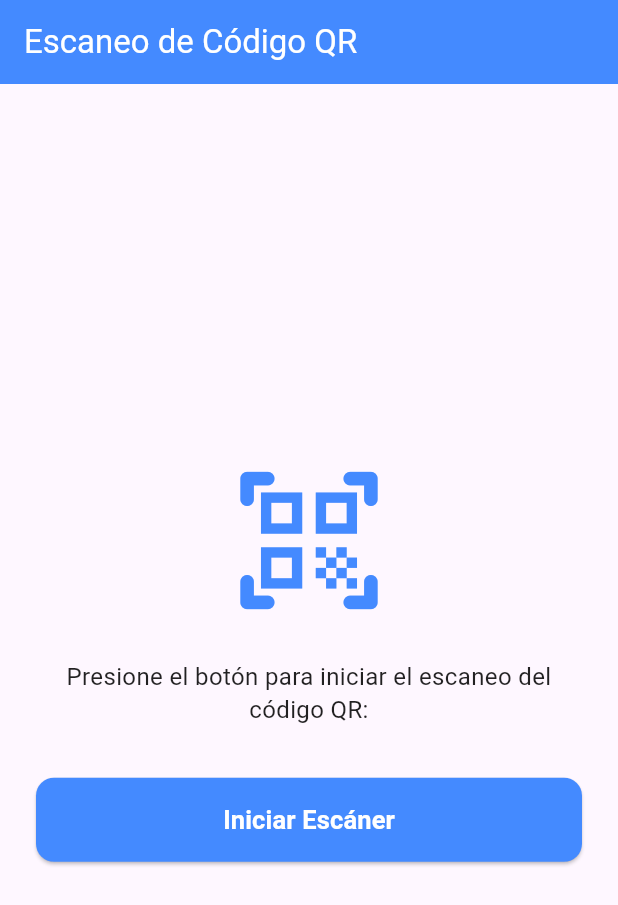
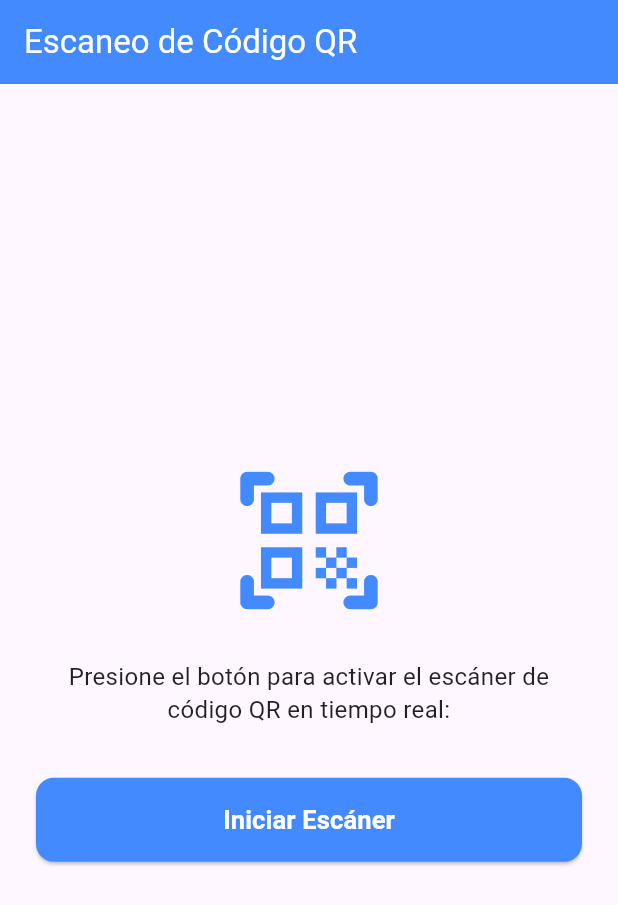
Before and after one commit to IDEATEC1106/appClinicaFamilia, a Flutter app: the screen it shows after launch, on a phone screen of 412 x 824 dp. Shown: the top 905 px of the screen. Run offline on Flutter 3.47's test engine with Material 3 defaults, Android fonts, the phone set to English and light mode, and no system bars; our stand-ins replace permission_handler; missing offline and left inert: mobile_scanner.

Commit message:
Refactor QR scanner to use mobile_scanner package

```diff
--- a/lib/screens/qr_scanner_screen.dart
+++ b/lib/screens/qr_scanner_screen.dart
@@ -1,6 +1,5 @@
 import 'package:flutter/material.dart';
-import 'package:google_mlkit_barcode_scanning/google_mlkit_barcode_scanning.dart';
-import 'package:image_picker/image_picker.dart';
+import 'package:mobile_scanner/mobile_scanner.dart';
 import 'package:permission_handler/permission_handler.dart';
 import '../services/api_service.dart';
 import 'home_screen.dart';
@@ -13,65 +12,62 @@
 }
 
 class _QrScannerScreenState extends State<QrScannerScreen> {
-  final ImagePicker _picker = ImagePicker();
+  late final MobileScannerController _controller;
   bool _isProcessing = false;
+  bool _isCameraActive = false;
 
-  Future<void> _abrirCamaraYEscanear() async {
+  @override
+  void initState() {
+    super.initState();
+    _controller = MobileScannerController(
+      detectionSpeed: DetectionSpeed.noDuplicates,
+      facing: CameraFacing.back,
+      torchEnabled: false,
+      autoStart: false,
+    );
+  }
+
+  Future<void> _activarCamara() async {
     final status = await Permission.camera.request();
     if (!status.isGranted) {
       if (!mounted) return;
-      _mostrarErrorDialog("Se requiere conceder el permiso de la cámara para continuar.");
+      _mostrarError("Se requiere conceder el permiso de la cámara para continuar.");
       return;
     }
 
+    setState(() {
+      _isCameraActive = true;
+    });
+
     try {
-      // Abre el componente nativo optimizado del sistema para captura rápida
-      final XFile? photo = await _picker.pickImage(
-        source: ImageSource.camera,
-        imageQuality: 100,
-      );
+      await _controller.start();
+    } catch (e) {
+      debugPrint("Error al iniciar la cámara: $e");
+    }
+  }
 
-      if (photo == null) {
-        return; // Si el usuario cancela, se mantiene en la pantalla del botón
+  @override
+  void dispose() {
+    _controller.dispose();
+    super.dispose();
   }
+
+  void _procesarQrDetectado(String qrCode) async {
+    if (_isProcessing || qrCode.trim().isEmpty) return;
 
     setState(() {
       _isProcessing = true;
     });
 
-      // Procesamiento local ultra rápido con Google ML Kit
-      final inputImage = InputImage.fromFilePath(photo.path);
-      final barcodeScanner = BarcodeScanner(formats: [BarcodeFormat.qrCode]);
-      final List<Barcode> barcodes = await barcodeScanner.processImage(inputImage);
-      await barcodeScanner.close();
+    try {
+      await _controller.stop();
+    } catch (_) {}
 
-      if (barcodes.isNotEmpty && barcodes.first.rawValue != null) {
-        final String qrCode = barcodes.first.rawValue!;
-        _procesarCodigoQr(qrCode);
-      } else {
-        setState(() {
-          _isProcessing = false;
-        });
-        _mostrarErrorDialog("No se detectó ningún código QR válido. Intente enfocar nuevamente.");
-      }
-    } catch (e) {
-      setState(() {
-        _isProcessing = false;
-      });
-      _mostrarErrorDialog("Error al acceder a la cámara: $e");
-    }
-  }
-
-  void _procesarCodigoQr(String qrCode) async {
     if (qrCode.length < 10) {
-      setState(() {
-        _isProcessing = false;
-      });
-      _mostrarErrorDialog("El código QR escaneado no tiene un formato válido.");
+      _mostrarError("El código QR escaneado no tiene un formato válido.");
       return;
     }
 
-    // Validación automática contra tu API
     final resultado = await ApiService.validarQr(qrCode.trim());
 
     if (!mounted) return;
@@ -88,16 +84,14 @@
         ),
       );
     } else {
-      setState(() {
-        _isProcessing = false;
-      });
-      _mostrarErrorDialog(resultado.message);
+      _mostrarError(resultado.message);
     }
   }
 
-  void _mostrarErrorDialog(String mensaje) {
+  void _mostrarError(String mensaje) {
     showDialog(
       context: context,
+      barrierDismissible: false,
       builder: (context) => AlertDialog(
         title: const Text("Aviso"),
         content: Text(mensaje),
@@ -105,9 +99,12 @@
           TextButton(
             onPressed: () {
               Navigator.pop(context);
-              _abrirCamaraYEscanear();
+              setState(() {
+                _isProcessing = false;
+                _isCameraActive = false;
+              });
             },
-            child: const Text("Reintentar"),
+            child: const Text("Aceptar"),
           ),
         ],
       ),
@@ -121,12 +118,17 @@
         title: const Text('Escaneo de Código QR'),
         backgroundColor: Colors.blueAccent,
         foregroundColor: Colors.white,
+        actions: [
+          if (_isCameraActive)
+            IconButton(
+              icon: const Icon(Icons.flash_on),
+              onPressed: () => _controller.toggleTorch(),
             ),
-      body: Center(
-        child: Padding(
-          padding: const EdgeInsets.all(24.0),
-          child: _isProcessing
-              ? const Column(
+        ],
+      ),
+      body: _isProcessing
+          ? const Center(
+              child: Column(
                 mainAxisAlignment: MainAxisAlignment.center,
                 children: [
                   CircularProgressIndicator(),
@@ -136,8 +138,13 @@
                     style: TextStyle(fontSize: 16, fontWeight: FontWeight.w500),
                   ),
                 ],
+              ),
             )
-              : Column(
+          : !_isCameraActive
+              ? Center(
+                  child: Padding(
+                    padding: const EdgeInsets.all(24.0),
+                    child: Column(
                       mainAxisAlignment: MainAxisAlignment.center,
                       children: [
                         const Icon(
@@ -147,7 +154,7 @@
                         ),
                         const SizedBox(height: 24),
                         const Text(
-                      'Presione el botón para iniciar el escaneo del código QR:',
+                          'Presione el botón para activar el escáner de código QR en tiempo real:',
                           textAlign: TextAlign.center,
                           style: TextStyle(fontSize: 16, color: Colors.black87, height: 1.4),
                         ),
@@ -163,7 +170,7 @@
                                 borderRadius: BorderRadius.circular(12),
                               ),
                             ),
-                        onPressed: _abrirCamaraYEscanear,
+                            onPressed: _activarCamara,
                             child: const Text(
                               'Iniciar Escáner',
                               style: TextStyle(fontSize: 17, fontWeight: FontWeight.bold),
@@ -173,6 +180,50 @@
                       ],
                     ),
                   ),
+                )
+              : Stack(
+                  fit: StackFit.expand,
+                  children: [
+                    MobileScanner(
+                      controller: _controller,
+                      onDetect: (capture) {
+                        final List<Barcode> barcodes = capture.barcodes;
+                        for (final barcode in barcodes) {
+                          if (barcode.rawValue != null && barcode.rawValue!.isNotEmpty) {
+                            _procesarQrDetectado(barcode.rawValue!);
+                            break;
+                          }
+                        }
+                      },
+                    ),
+                    Center(
+                      child: Container(
+                        width: 260,
+                        height: 260,
+                        decoration: BoxDecoration(
+                          border: Border.all(color: Colors.blueAccent, width: 3),
+                          borderRadius: BorderRadius.circular(16),
+                        ),
+                      ),
+                    ),
+                    Positioned(
+                      bottom: 40,
+                      left: 20,
+                      right: 20,
+                      child: Container(
+                        padding: const EdgeInsets.all(12),
+                        decoration: BoxDecoration(
+                          color: Colors.black54,
+                          borderRadius: BorderRadius.circular(8),
+                        ),
+                        child: const Text(
+                          'Enfoque el Código QR dentro del recuadro',
+                          textAlign: TextAlign.center,
+                          style: TextStyle(color: Colors.white, fontSize: 15),
+                        ),
+                      ),
+                    ),
+                  ],
                 ),
     );
   }
```
Lines whose indentation alone changed are shown as unchanged.
